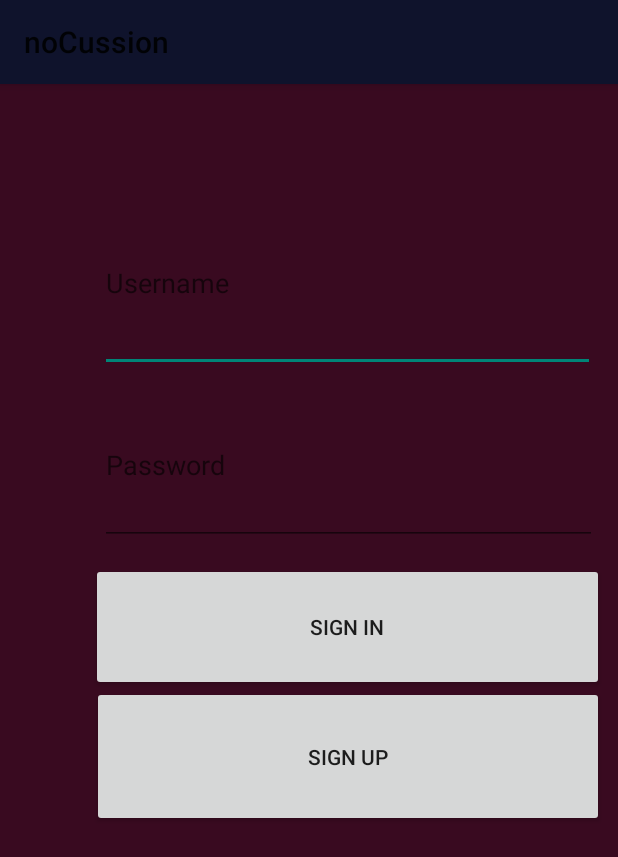
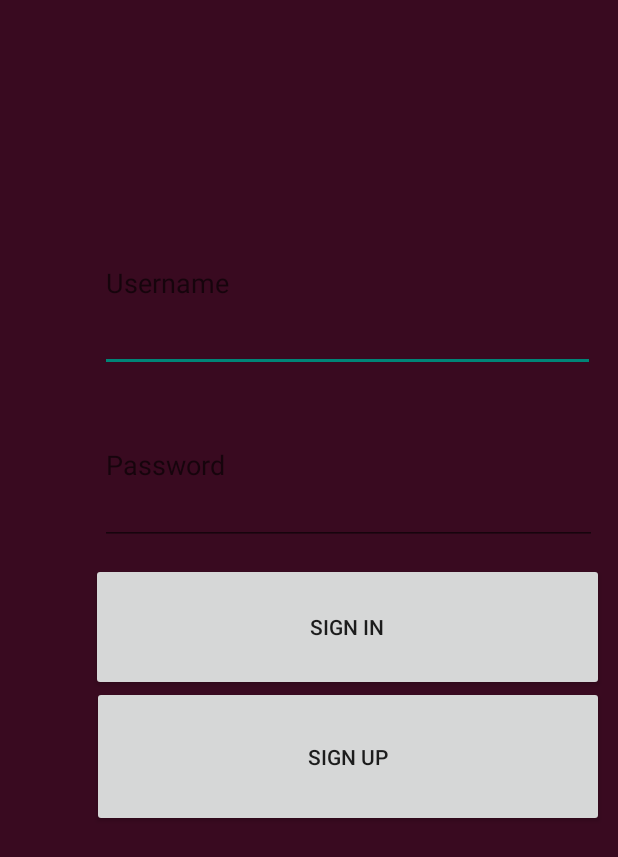
Before and after one commit to Scabandari/ConcussionApp, an Android app: the HomeActivity screen opened directly, with no data from a screen before it, on a phone screen of 412 x 824 dp. Shown: the top 857 px of the screen. Run offline under Robolectric (Android 15) with nearby library versions, the phone set to English and light mode, and no system bars.

Commit message:
"latest code, well copied"

```diff
--- a/app/src/main/res/layout/activity_home.xml
+++ b/app/src/main/res/layout/activity_home.xml
@@ -10,11 +10,6 @@
     tools:layout_editor_absoluteY="25dp"
     tools:layout_editor_absoluteX="0dp">
 
-    <include
-        android:id="@+id/tool_bar"
-        layout="@layout/tool_bar" />
-
-    <include layout="@layout/content_second_" />
 
     <EditText
         android:layout_width="330dp"
```
